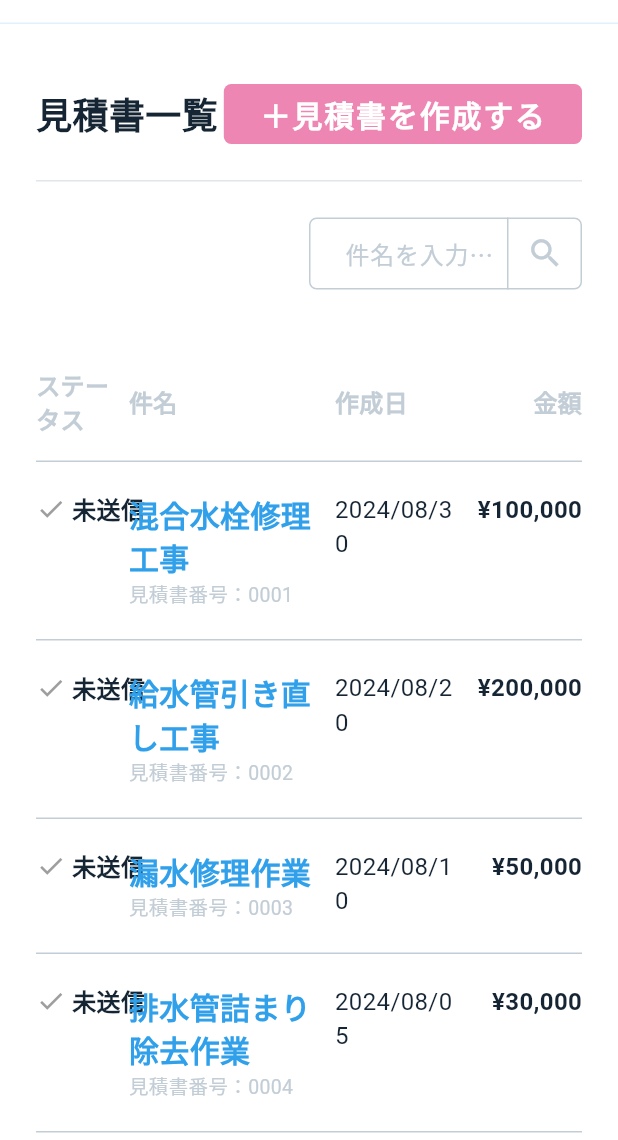
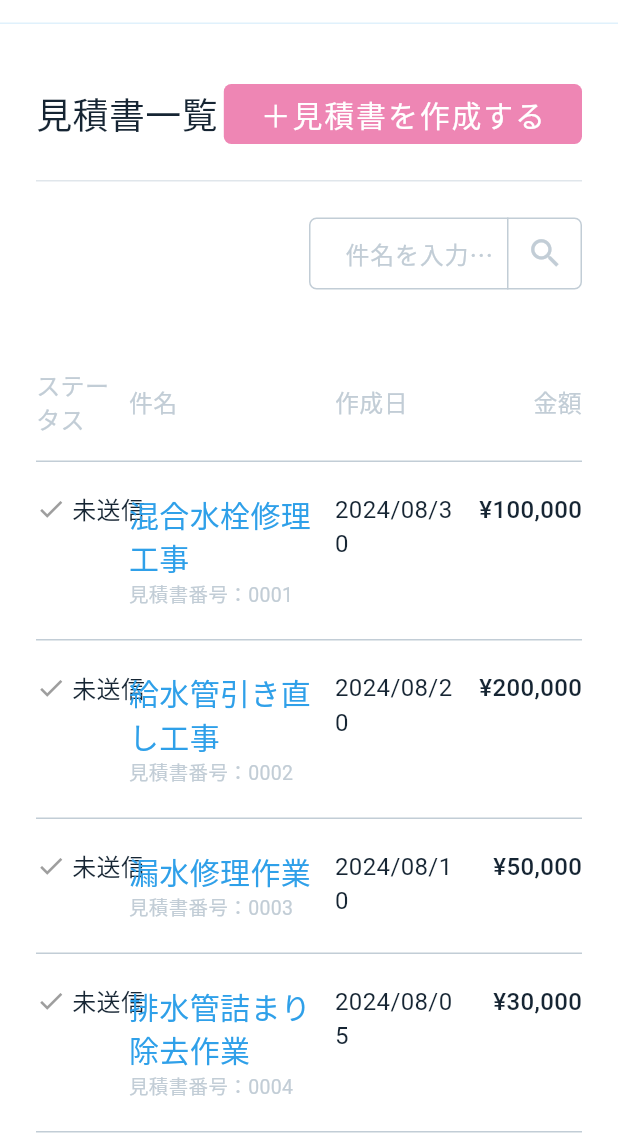
Before and after one commit to kokonachan/e-life-system.dart, a Flutter app: the screen it shows after launch, on a phone screen of 412 x 824 dp, the part 96-1236 px from its top. Run offline on Flutter 3.47's test engine with Material 3 defaults, Android fonts, the light colour scheme and no system bars; our stand-ins replace firebase_core, firebase_storage, flutter_hooks, hooks_riverpod, lottie, pdf and 1 more; missing offline and left inert: dart:html; accounts and stored records are empty; generated files the repository leaves out were written again; Roboto replaces fonts that are missing (Zen_Kaku_Gothic_Antique); statements that could not run were skipped.

Commit message:
フォントなどデザインの微調整

```diff
--- a/lib/feature/estimate_create/component/label_and_text_form_field.dart
+++ b/lib/feature/estimate_create/component/label_and_text_form_field.dart
@@ -36,7 +36,7 @@ class LabelAndTextFormField extends StatelessWidget {
                 style: const TextStyle(
                   color: ColorStyle.mainBlack,
                   fontSize: 16,
-                  fontWeight: FontWeight.bold,
+                  fontWeight: FontWeight.w500,
                 ),
               ),
               WidthMargin.small,
--- a/lib/feature/estimate_create/component/page_title_text.dart
+++ b/lib/feature/estimate_create/component/page_title_text.dart
@@ -20,7 +20,7 @@ class PageTitleText extends StatelessWidget {
           style: const TextStyle(
             color: ColorStyle.mainBlack,
             fontSize: 24,
-            fontWeight: FontWeight.bold,
+            fontWeight: FontWeight.w500,
           ),
         ),
         HeightMargin.small,
--- a/lib/feature/estimate_create/component/table_item_title.dart
+++ b/lib/feature/estimate_create/component/table_item_title.dart
@@ -23,7 +23,7 @@ class TableItemTitle extends StatelessWidget {
             style: const TextStyle(
               color: ColorStyle.mainBlack,
               fontSize: 16,
-              fontWeight: FontWeight.bold,
+              fontWeight: FontWeight.w500,
             ),
           ),
         ),
--- a/lib/feature/estimate_create/component/table_text_form_field.dart
+++ b/lib/feature/estimate_create/component/table_text_form_field.dart
@@ -32,7 +32,7 @@ class TableTextFormField extends StatelessWidget {
                   style: const TextStyle(
                     color: ColorStyle.mainBlack,
                     fontSize: 16,
-                    fontWeight: FontWeight.bold,
+                    fontWeight: FontWeight.w500,
                   ),
                 ),
               )
--- a/lib/feature/estimate_create/component/total_money_table_row.dart
+++ b/lib/feature/estimate_create/component/total_money_table_row.dart
@@ -28,7 +28,7 @@ class TotalMoneyTableRow extends StatelessWidget {
               style: const TextStyle(
                 color: ColorStyle.mainBlack,
                 fontSize: 16,
-                fontWeight: FontWeight.bold,
+                fontWeight: FontWeight.w500,
               ),
             ),
           ),
@@ -45,7 +45,7 @@ class TotalMoneyTableRow extends StatelessWidget {
                 style: const TextStyle(
                   color: ColorStyle.mainBlack,
                   fontSize: 16,
-                  fontWeight: FontWeight.bold,
+                  fontWeight: FontWeight.w500,
                 ),
               ),
             ),
--- a/lib/feature/estimate_list/component/estimate_tile.dart
+++ b/lib/feature/estimate_list/component/estimate_tile.dart
@@ -36,7 +36,6 @@ class EstimateTile extends StatelessWidget {
                       style: const TextStyle(
                         color: ColorStyle.mainBlack,
                         fontSize: 16,
-                        fontWeight: FontWeight.bold,
                       ),
                     ),
                   ],
@@ -51,7 +50,7 @@ class EstimateTile extends StatelessWidget {
                       style: const TextStyle(
                         color: ColorStyle.mainBlue,
                         fontSize: 20,
-                        fontWeight: FontWeight.bold,
+                        fontWeight: FontWeight.w500,
                       ),
                     ),
                     Text(
@@ -83,7 +82,7 @@ class EstimateTile extends StatelessWidget {
                     style: const TextStyle(
                       color: ColorStyle.mainBlack,
                       fontSize: 16,
-                      fontWeight: FontWeight.bold,
+                      fontWeight: FontWeight.w500,
                     ),
                   ),
                 ),
--- a/lib/feature/estimate_list/component/item_title_text.dart
+++ b/lib/feature/estimate_list/component/item_title_text.dart
@@ -22,7 +22,7 @@ class ItemTitleText extends StatelessWidget {
           style: const TextStyle(
             fontSize: 16,
             color: ColorStyle.mainGrey,
-            fontWeight: FontWeight.bold,
+            fontWeight: FontWeight.w500,
           ),
         ),
       ),
--- a/lib/feature/estimate_list/estimate_list_page.dart
+++ b/lib/feature/estimate_list/estimate_list_page.dart
@@ -54,7 +54,7 @@ class EstimateListPage extends HookConsumerWidget {
                   style: TextStyle(
                     color: ColorStyle.mainBlack,
                     fontSize: 24,
-                    fontWeight: FontWeight.bold,
+                    fontWeight: FontWeight.w500,
                   ),
                 ),
                 CustomPinkButton(
@@ -76,6 +76,10 @@ class EstimateListPage extends HookConsumerWidget {
               color: ColorStyle.dividerGrey,
               height: 1,
             ),
+            Expanded(
+              child: SingleChildScrollView(
+                child: Column(
+                  children: [
                     HeightMargin.medium,
                     SearchTextFormField(controller: controller),
                     HeightMargin.large,
@@ -103,11 +107,11 @@ class EstimateListPage extends HookConsumerWidget {
                       color: ColorStyle.mainGrey,
                       height: 1,
                     ),
-            Expanded(
-              child: SingleChildScrollView(
-                child: Column(
+                    Column(
                       children: [
                         for (int i = 0; i < 10; i++) EstimateTile(index: i),
+                      ],
+                    ),
                   ],
                 ),
               ),
--- a/lib/function/custom_pink_button.dart
+++ b/lib/function/custom_pink_button.dart
@@ -33,7 +33,7 @@ class CustomPinkButton extends StatelessWidget {
             style: const TextStyle(
               color: ColorStyle.white,
               fontSize: 20,
-              fontWeight: FontWeight.bold,
+              fontWeight: FontWeight.w500,
               letterSpacing: 1.2,
             ),
           ),
--- a/pubspec.yaml
+++ b/pubspec.yaml
@@ -28,6 +28,8 @@ dependencies:
   intl: ^0.19.0
   flutter_localizations:
     sdk: flutter
+  url_launcher: ^6.3.0
+  lottie: ^3.1.2
 
 dev_dependencies:
   flutter_test:
@@ -43,6 +45,7 @@ flutter:
 
   assets:
     - assets/images/
+    - assets/animations/
 
   fonts:
     - family: Zen_Kaku_Gothic_Antique
@@ -51,7 +54,7 @@ flutter:
           weight: 400
         - asset: assets/fonts/Zen_Kaku_Gothic_Antique/ZenKakuGothicAntique-Medium.ttf
           weight: 500
-        - asset: assets/fonts/Zen_Kaku_Gothic_Antique/ZenKakuGothicAntique-Regular.ttf
+        - asset: assets/fonts/Zen_Kaku_Gothic_Antique/ZenKakuGothicAntique-Bold.ttf
           weight: 700
 
     - family: Noto_Sans_JP
```
Also changed, not shown: assets/animations/loading.json (added, +1 -0 lines), lib/feature/estimate_create/estimate_create_page.dart (+37 -6 lines), lib/function/coming_soon_dialog.dart (added), pubspec.lock, 7 other files. Lines whose indentation alone changed are shown as unchanged.
